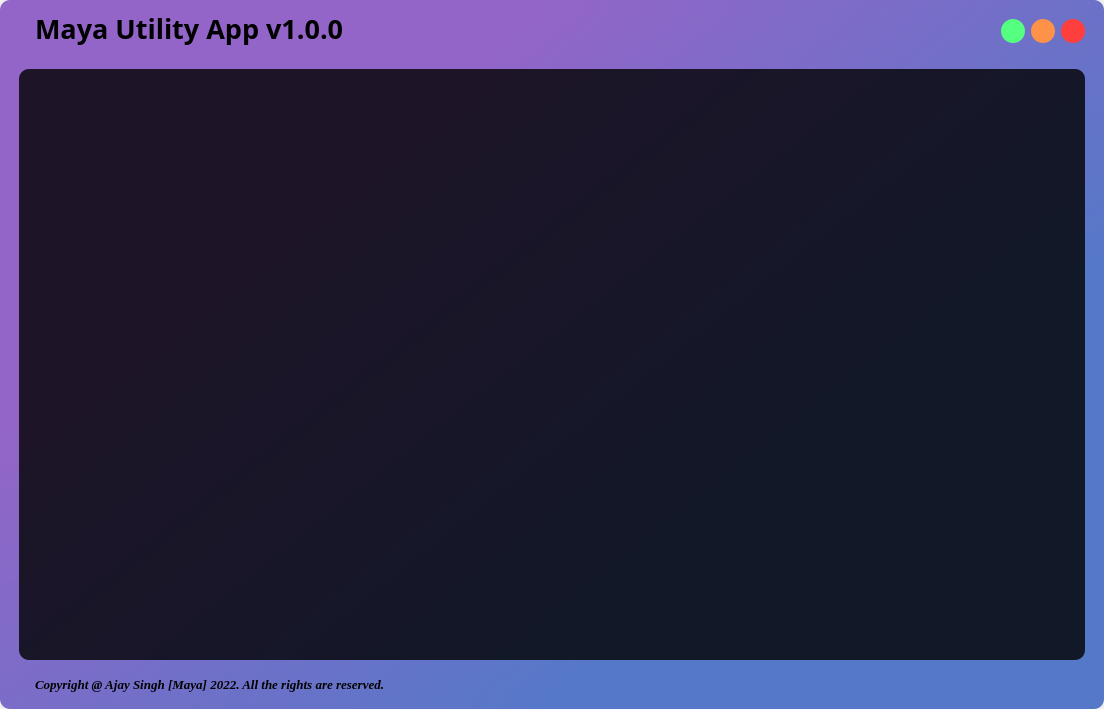
Before: the Qt Designer form assets/UI/Interface.ui in mentormaya/Maya-Utility-App, drawn with Qt 5.
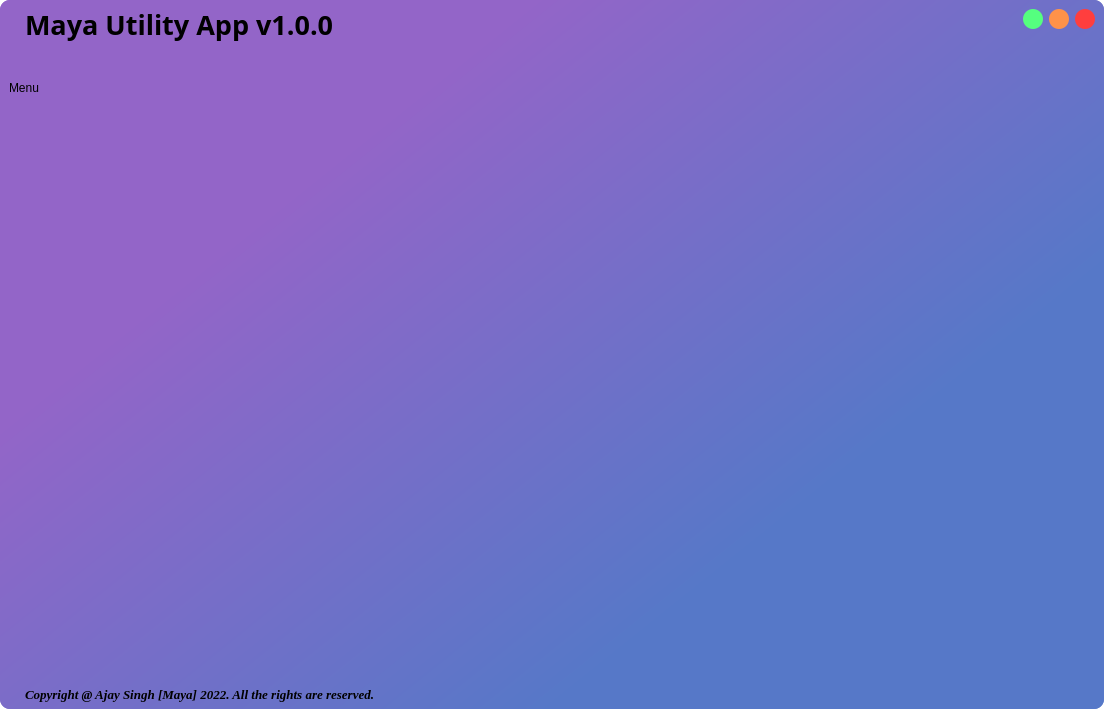
After: the same form once the commit is applied. Icons and pictures are not drawn.

Commit message: window finalized ui updated

Diff of the .ui file:
```diff
--- a/assets/UI/Interface.ui
+++ b/assets/UI/Interface.ui
@@ -11,7 +11,14 @@
    </rect>
   </property>
   <property name="windowTitle">
-   <string>MainWindow</string>
+   <string>Maya Utility App v1.0.0</string>
+  </property>
+  <property name="windowIcon">
+   <iconset>
+    <normaloff>../icon.ico</normaloff>../icon.ico</iconset>
+  </property>
+  <property name="styleSheet">
+   <string notr="true">background-color: rgba(255, 255, 255, 0);</string>
   </property>
   <widget class="QWidget" name="centralwidget">
    <property name="styleSheet">
@@ -23,16 +30,16 @@
      <number>0</number>
     </property>
     <property name="leftMargin">
-     <number>10</number>
+     <number>0</number>
     </property>
     <property name="topMargin">
-     <number>10</number>
+     <number>0</number>
     </property>
     <property name="rightMargin">
-     <number>10</number>
+     <number>0</number>
     </property>
     <property name="bottomMargin">
-     <number>10</number>
+     <number>0</number>
     </property>
     <item>
      <widget class="QFrame" name="drop_shadow_frame">
@@ -91,7 +98,7 @@
           <property name="bottomMargin">
            <number>0</number>
           </property>
-          <item alignment="Qt::AlignTop">
+          <item alignment="Qt::AlignVCenter">
            <widget class="QFrame" name="frame_title">
             <property name="font">
              <font>
@@ -121,7 +128,7 @@
              <property name="bottomMargin">
               <number>0</number>
              </property>
-             <item alignment="Qt::AlignLeft">
+             <item alignment="Qt::AlignLeft|Qt::AlignVCenter">
               <widget class="QLabel" name="app_title">
                <property name="font">
                 <font>
@@ -161,20 +168,20 @@
               <widget class="QPushButton" name="btn_minimize">
                <property name="minimumSize">
                 <size>
-                 <width>24</width>
-                 <height>24</height>
+                 <width>20</width>
+                 <height>20</height>
                 </size>
                </property>
                <property name="maximumSize">
                 <size>
-                 <width>24</width>
-                 <height>24</height>
+                 <width>20</width>
+                 <height>20</height>
                 </size>
                </property>
                <property name="styleSheet">
                 <string notr="true">QPushButton {
 	border:none;
-	border-radius: 12px;
+	border-radius: 10px;
 	background-color: rgb(85, 255, 127);
 }
 
@@ -191,20 +198,20 @@
               <widget class="QPushButton" name="btn_maximize">
                <property name="minimumSize">
                 <size>
-                 <width>24</width>
-                 <height>24</height>
+                 <width>20</width>
+                 <height>20</height>
                 </size>
                </property>
                <property name="maximumSize">
                 <size>
-                 <width>24</width>
-                 <height>24</height>
+                 <width>20</width>
+                 <height>20</height>
                 </size>
                </property>
                <property name="styleSheet">
                 <string notr="true">QPushButton {
 	border:none;
-	border-radius: 12px;
+	border-radius: 10px;
 	background-color: rgb(255, 146, 73);
 }
 
@@ -221,20 +228,20 @@
               <widget class="QPushButton" name="btn_close">
                <property name="minimumSize">
                 <size>
-                 <width>24</width>
-                 <height>24</height>
+                 <width>20</width>
+                 <height>20</height>
                 </size>
                </property>
                <property name="maximumSize">
                 <size>
-                 <width>24</width>
-                 <height>24</height>
+                 <width>20</width>
+                 <height>20</height>
                 </size>
                </property>
                <property name="styleSheet">
                 <string notr="true">QPushButton {
 	border:none;
-	border-radius: 12px;
+	border-radius: 10px;
 	background-color: rgb(255, 62, 62);
 }
 
@@ -259,16 +266,145 @@
           <string notr="true">background-color:none;</string>
          </property>
          <property name="frameShape">
-          <enum>QFrame::StyledPanel</enum>
+          <enum>QFrame::NoFrame</enum>
          </property>
          <property name="frameShadow">
           <enum>QFrame::Raised</enum>
          </property>
-         <layout class="QHBoxLayout" name="horizontalLayout_5">
-          <item>
-           <widget class="QFrame" name="frame">
-            <property name="styleSheet">
-             <string notr="true">background-color: rgba(0,0,0,0.8)</string>
+         <layout class="QGridLayout" name="gridLayout">
+          <property name="leftMargin">
+           <number>0</number>
+          </property>
+          <property name="topMargin">
+           <number>0</number>
+          </property>
+          <property name="rightMargin">
+           <number>0</number>
+          </property>
+          <property name="bottomMargin">
+           <number>0</number>
+          </property>
+          <property name="spacing">
+           <number>5</number>
+          </property>
+          <item row="0" column="0">
+           <widget class="QFrame" name="brand_frame">
+            <property name="minimumSize">
+             <size>
+              <width>25</width>
+              <height>75</height>
+             </size>
+            </property>
+            <property name="maximumSize">
+             <size>
+              <width>75</width>
+              <height>75</height>
+             </size>
+            </property>
+            <property name="frameShape">
+             <enum>QFrame::StyledPanel</enum>
+            </property>
+            <property name="frameShadow">
+             <enum>QFrame::Raised</enum>
+            </property>
+            <layout class="QHBoxLayout" name="horizontalLayout_5">
+             <item>
+              <widget class="QLabel" name="brand_logo">
+               <property name="text">
+                <string>Menu</string>
+               </property>
+              </widget>
+             </item>
+            </layout>
+           </widget>
+          </item>
+          <item row="0" column="1" colspan="2">
+           <widget class="QFrame" name="top_bar_frame">
+            <property name="frameShape">
+             <enum>QFrame::StyledPanel</enum>
+            </property>
+            <property name="frameShadow">
+             <enum>QFrame::Raised</enum>
+            </property>
+           </widget>
+          </item>
+          <item row="0" column="3" rowspan="3">
+           <widget class="QFrame" name="left_menu">
+            <property name="minimumSize">
+             <size>
+              <width>175</width>
+              <height>0</height>
+             </size>
+            </property>
+            <property name="maximumSize">
+             <size>
+              <width>175</width>
+              <height>16777215</height>
+             </size>
+            </property>
+            <property name="frameShape">
+             <enum>QFrame::StyledPanel</enum>
+            </property>
+            <property name="frameShadow">
+             <enum>QFrame::Raised</enum>
+            </property>
+           </widget>
+          </item>
+          <item row="1" column="0">
+           <widget class="QFrame" name="left_menu_frame">
+            <property name="frameShape">
+             <enum>QFrame::StyledPanel</enum>
+            </property>
+            <property name="frameShadow">
+             <enum>QFrame::Raised</enum>
+            </property>
+           </widget>
+          </item>
+          <item row="1" column="1" rowspan="2">
+           <widget class="QFrame" name="sub_menu_frame">
+            <property name="minimumSize">
+             <size>
+              <width>175</width>
+              <height>0</height>
+             </size>
+            </property>
+            <property name="maximumSize">
+             <size>
+              <width>175</width>
+              <height>16777215</height>
+             </size>
+            </property>
+            <property name="frameShape">
+             <enum>QFrame::StyledPanel</enum>
+            </property>
+            <property name="frameShadow">
+             <enum>QFrame::Raised</enum>
+            </property>
+           </widget>
+          </item>
+          <item row="1" column="2" rowspan="2">
+           <widget class="QFrame" name="content_frame">
+            <property name="frameShape">
+             <enum>QFrame::StyledPanel</enum>
+            </property>
+            <property name="frameShadow">
+             <enum>QFrame::Raised</enum>
+            </property>
+           </widget>
+          </item>
+          <item row="2" column="0">
+           <widget class="QFrame" name="app_info_frame">
+            <property name="minimumSize">
+             <size>
+              <width>0</width>
+              <height>150</height>
+             </size>
+            </property>
+            <property name="maximumSize">
+             <size>
+              <width>16777215</width>
+              <height>150</height>
+             </size>
             </property>
             <property name="frameShape">
              <enum>QFrame::StyledPanel</enum>
```
Left out of the diff: 18 changed lines with no effect on the pictures. The commit also changes 2 other files.
